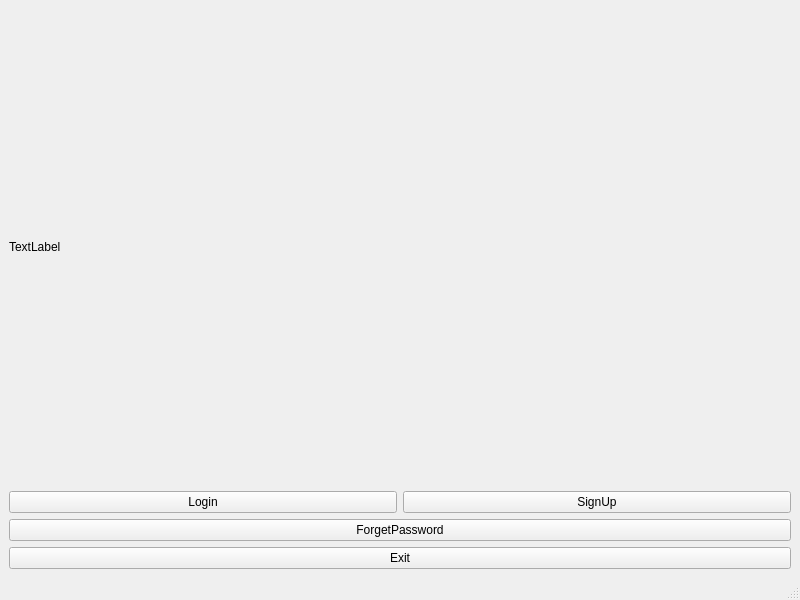
Above: MusicPlayer/account/menu.ui from roga134/MusicPlayerQT before the change. Below: the same form after it.
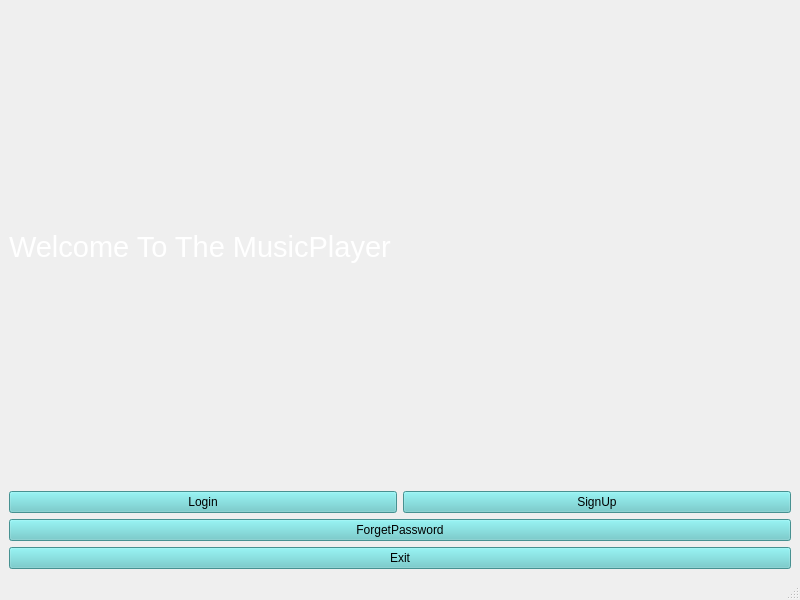
That is the form after the change.

What changed in the file:
```diff
--- a/MusicPlayer/account/menu.ui
+++ b/MusicPlayer/account/menu.ui
@@ -18,7 +18,7 @@
     <item>
      <widget class="QLabel" name="label">
       <property name="text">
-       <string>TextLabel</string>
+       <string>&lt;html&gt;&lt;head/&gt;&lt;body&gt;&lt;p&gt;&lt;span style=&quot; font-size:22pt; color:#ffffff;&quot;&gt;Welcome To The MusicPlayer&lt;/span&gt;&lt;/p&gt;&lt;/body&gt;&lt;/html&gt;</string>
       </property>
      </widget>
     </item>
@@ -26,6 +26,9 @@
      <layout class="QHBoxLayout" name="horizontalLayout">
       <item>
        <widget class="QPushButton" name="pushButton_logIn">
+        <property name="styleSheet">
+         <string notr="true">background-color: rgb(100, 203, 203);</string>
+        </property>
         <property name="text">
          <string>Login</string>
         </property>
@@ -33,6 +36,9 @@
       </item>
       <item>
        <widget class="QPushButton" name="pushButton_signUp">
+        <property name="styleSheet">
+         <string notr="true">background-color: rgb(100, 203, 203);</string>
+        </property>
         <property name="text">
          <string>SignUp</string>
         </property>
@@ -44,6 +50,9 @@
      <layout class="QVBoxLayout" name="verticalLayout">
       <item>
        <widget class="QPushButton" name="pushButton_forPass">
+        <property name="styleSheet">
+         <string notr="true">background-color: rgb(100, 203, 203);</string>
+        </property>
         <property name="text">
          <string>ForgetPassword</string>
         </property>
@@ -51,6 +60,9 @@
       </item>
       <item>
        <widget class="QPushButton" name="pushButton_exit">
+        <property name="styleSheet">
+         <string notr="true">background-color: rgb(100, 203, 203);</string>
+        </property>
         <property name="text">
          <string>Exit</string>
         </property>
```
